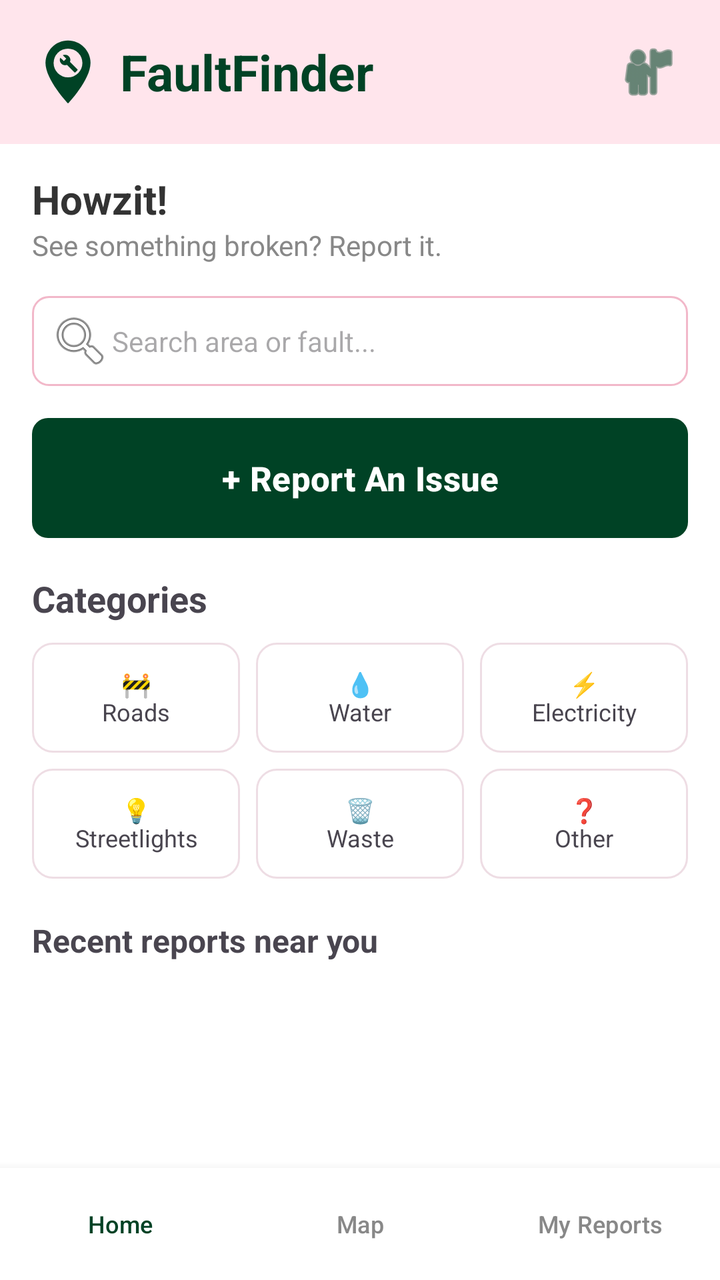
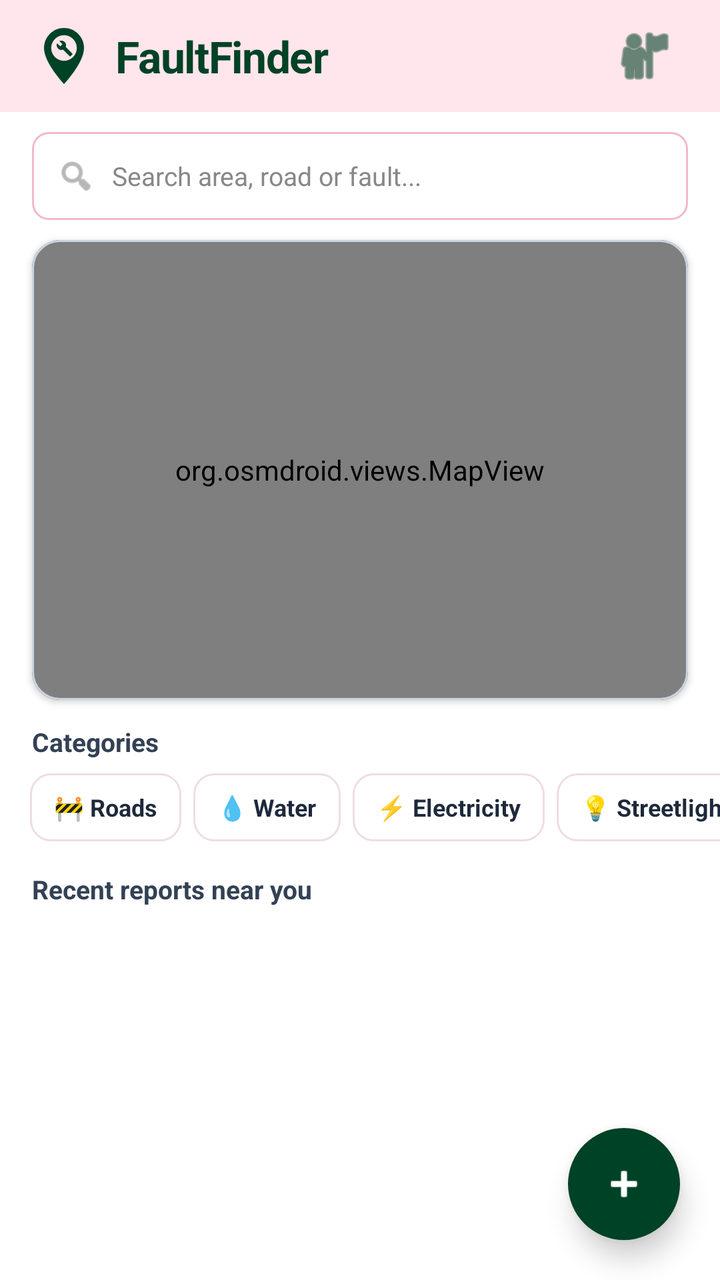

Two renders of the same Android screen: before a commit and after it. Below are the layout's source before the change and the commit's diff.
<!-- AndroidManifest.xml: application theme Theme.FaultFinderApp -->
<!-- res/layout/activity_home.xml -->
<?xml version="1.0" encoding="utf-8"?>
<LinearLayout xmlns:android="http://schemas.android.com/apk/res/android"
    xmlns:app="http://schemas.android.com/apk/res-auto"
    xmlns:tools="http://schemas.android.com/tools"
    android:layout_width="match_parent"
    android:layout_height="match_parent"
    android:orientation="vertical"
    android:background="@color/bg">

    
    <LinearLayout
        android:layout_width="match_parent"
        android:layout_height="wrap_content"
        android:orientation="horizontal"
        android:background="@color/pink"
        android:padding="16dp"
        android:gravity="center_vertical">

        <ImageView
            android:layout_width="36dp"
            android:layout_height="36dp"
            android:layout_marginEnd="8dp"
            android:src="@drawable/ic_logo" />
        <TextView
            android:layout_width="0dp"
            android:layout_height="wrap_content"
            android:layout_weight="1"
            android:text="FaultFinder"
            android:textColor="@color/green"
            android:textSize="25sp"
            android:textStyle="bold" />

        <ImageButton
            android:id="@+id/btnProfile"
            android:layout_width="40dp"
            android:layout_height="40dp"
            android:background="@android:color/transparent"
            android:src="@android:drawable/ic_menu_myplaces"
            app:tint="@color/green" />
    </LinearLayout>

    <TextView
        android:id="@+id/welcomeText"
        android:layout_width="wrap_content"
        android:layout_height="wrap_content"
        android:layout_marginStart="16dp"
        android:layout_marginTop="14dp"
        android:text="Howzit!"
        android:textSize="20sp"
        android:textStyle="bold"
        android:textColor="#333333" />

    <TextView
        android:layout_width="wrap_content"
        android:layout_height="wrap_content"
        android:layout_marginStart="16dp"
        android:text="See something broken? Report it."
        android:textColor="@color/grey" />

    <EditText
        android:id="@+id/searchBar"
        android:layout_width="match_parent"
        android:layout_height="45dp"
        android:layout_margin="16dp"
        android:background="@drawable/bg_input"
        android:drawableStart="@android:drawable/ic_menu_search"
        android:hint="Search area or fault..."
        android:paddingStart="8dp"
        android:inputType="text"
        android:textSize="14sp" />

    <Button
        android:id="@+id/btnReportFault"
        android:layout_width="match_parent"
        android:layout_height="60dp"
        android:layout_marginStart="16dp"
        android:layout_marginEnd="16dp"
        android:background="@drawable/bg_btn_green"
        app:backgroundTint="@null"
        android:text="+ Report An Issue"
        android:textColor="#FFFFFF"
        android:textSize="17sp"
        android:textStyle="bold" />

    <TextView
        android:layout_width="wrap_content"
        android:layout_height="wrap_content"
        android:layout_marginStart="16dp"
        android:layout_marginTop="18dp"
        android:text="Categories"
        android:textStyle="bold"
        android:textSize="18sp" />

    
    <LinearLayout
        android:layout_width="match_parent"
        android:layout_height="wrap_content"
        android:orientation="horizontal"
        android:layout_marginStart="12dp"
        android:layout_marginEnd="12dp"
        android:layout_marginTop="6dp">

        <TextView
            android:id="@+id/roadsBtn"
            android:layout_width="0dp"
            android:layout_height="55dp"
            android:layout_weight="1"
            android:layout_margin="4dp"
            android:background="@drawable/bg_card"
            android:gravity="center"
            android:text="🚧\nRoads"
            android:textSize="12sp" />

        <TextView
            android:id="@+id/waterBtn"
            android:layout_width="0dp"
            android:layout_height="55dp"
            android:layout_weight="1"
            android:layout_margin="4dp"
            android:background="@drawable/bg_card"
            android:gravity="center"
            android:text="💧\nWater"
            android:textSize="12sp" />

        <TextView
            android:id="@+id/electricityBtn"
            android:layout_width="0dp"
            android:layout_height="55dp"
            android:layout_weight="1"
            android:layout_margin="4dp"
            android:background="@drawable/bg_card"
            android:gravity="center"
            android:text="⚡\nElectricity"
            android:textSize="12sp" />
    </LinearLayout>

    <LinearLayout
        android:layout_width="match_parent"
        android:layout_height="wrap_content"
        android:orientation="horizontal"
        android:layout_marginStart="12dp"
        android:layout_marginEnd="12dp">

        <TextView
            android:id="@+id/lightsBtn"
            android:layout_width="0dp"
            android:layout_height="55dp"
            android:layout_weight="1"
            android:layout_margin="4dp"
            android:background="@drawable/bg_card"
            android:gravity="center"
            android:text="💡\nStreetlights"
            android:textSize="12sp" />

        <TextView
            android:id="@+id/wasteBtn"
            android:layout_width="0dp"
            android:layout_height="55dp"
            android:layout_weight="1"
            android:layout_margin="4dp"
            android:background="@drawable/bg_card"
            android:gravity="center"
            android:text="🗑️\nWaste"
            android:textSize="12sp" />

        <TextView
            android:id="@+id/otherBtn"
            android:layout_width="0dp"
            android:layout_height="55dp"
            android:layout_weight="1"
            android:layout_margin="4dp"
            android:background="@drawable/bg_card"
            android:gravity="center"
            android:text="❓\nOther"
            android:textSize="12sp" />
    </LinearLayout>

    <TextView
        android:layout_width="wrap_content"
        android:layout_height="wrap_content"
        android:layout_marginStart="16dp"
        android:layout_marginTop="16dp"
        android:text="Recent reports near you"
        android:textStyle="bold"
        android:textSize="16sp" />

    
    <ListView
        android:id="@+id/listRecentReports"
        android:layout_width="match_parent"
        android:layout_height="0dp"
        android:layout_weight="1"
        android:layout_marginStart="12dp"
        android:layout_marginEnd="12dp"
        android:divider="@android:color/transparent"
        android:dividerHeight="6dp"
 />

    
    <LinearLayout
        android:layout_width="match_parent"
        android:layout_height="56dp"
        android:orientation="horizontal"
        android:background="#FFFFFF"
        android:elevation="8dp">

        <Button
            android:id="@+id/navHome"
            style="@style/Widget.Material3.Button.TextButton"
            android:layout_width="0dp"
            android:layout_height="match_parent"
            android:layout_weight="1"
            android:text="Home"
            android:textColor="@color/green"
            android:textSize="12sp" />

        <Button
            android:id="@+id/navMap"
            style="@style/Widget.Material3.Button.TextButton"
            android:layout_width="0dp"
            android:layout_height="match_parent"
            android:layout_weight="1"
            android:text="Map"
            android:textColor="@color/grey"
            android:textSize="12sp" />

        <Button
            android:id="@+id/navMyReports"
            style="@style/Widget.Material3.Button.TextButton"
            android:layout_width="0dp"
            android:layout_height="match_parent"
            android:layout_weight="1"
            android:text="My Reports"
            android:textColor="@color/grey"
            android:textSize="12sp" />
    </LinearLayout>

</LinearLayout>
<!-- resources referenced by this layout -->
<resources>
  <color name="bg">#FFFFFF</color>
  <color name="green">#004225</color>
  <color name="grey">#888888</color>
  <color name="pink">#FFE5EC</color>
  <!-- drawable bg_btn_green (drawable) -->
  <?xml version="1.0" encoding="utf-8"?>
  <shape xmlns:android="http://schemas.android.com/apk/res/android">
      <solid android:color="@color/green"/>
      <corners android:radius="8dp"/>
  </shape>
  <!-- drawable bg_card (drawable) -->
  <?xml version="1.0" encoding="utf-8"?>
  <shape xmlns:android="http://schemas.android.com/apk/res/android">
      <solid android:color="#FFFFFF"/>
      <corners android:radius="10dp"/>
      <stroke android:width="1dp" android:color="#EEDDE4"/>
  </shape>
  <!-- drawable bg_input (drawable) -->
  <?xml version="1.0" encoding="utf-8"?>
  <shape xmlns:android="http://schemas.android.com/apk/res/android">
      <solid android:color="#FFFFFF"/>
      <corners android:radius="8dp"/>
      <stroke android:width="1dp" android:color="@color/pink_dark"/>
  </shape>
  <!-- drawable ic_logo (drawable) -->
  <?xml version="1.0" encoding="utf-8"?>
  <vector xmlns:android="http://schemas.android.com/apk/res/android"
      android:width="48dp"
      android:height="48dp"
      android:viewportWidth="24"
      android:viewportHeight="24">
  
      
      <path
          android:fillColor="#004225"
          android:pathData="M12,1.5C7.86,1.5 4.5,4.86 4.5,9c0,5.6 7.5,13.5 7.5,13.5s7.5,-7.9 7.5,-13.5c0,-4.14 -3.36,-7.5 -7.5,-7.5z" />
  
      
      <path
          android:fillColor="#FFE5EC"
          android:pathData="M12,4.2a4.8,4.8 0,1 1,0 9.6a4.8,4.8 0,1 1,0 -9.6z" />
  
      
      <group
          android:scaleX="0.27"
          android:scaleY="0.27"
          android:translateX="9.0"
          android:translateY="5.95">
          <path
              android:fillColor="#004225"
              android:pathData="M22.7,19l-9.1,-9.1c0.9,-2.3 0.4,-5 -1.5,-6.9 -2,-2 -5,-2.4 -7.4,-1.3L9,6 6,9 1.6,4.7C0.4,7.1 0.9,10.1 2.9,12.1c1.9,1.9 4.6,2.4 6.9,1.5l9.1,9.1c0.4,0.4 1,0.4 1.4,0l2.3,-2.3c0.5,-0.4 0.5,-1.1 0.1,-1.4z" />
      </group>
  </vector>
  <style name="Theme.FaultFinderApp" parent="Base.Theme.FaultFinderApp" />
  <color name="pink_dark">#F2B8C9</color>
  <style name="Base.Theme.FaultFinderApp" parent="Theme.Material3.Light.NoActionBar">
          
          
      </style>
</resources>

<!-- the commit's change to res/layout/activity_home.xml (unified diff, before → after) -->
@@ -1,238 +1,306 @@
 <?xml version="1.0" encoding="utf-8"?>
-<LinearLayout xmlns:android="http://schemas.android.com/apk/res/android"
+<FrameLayout xmlns:android="http://schemas.android.com/apk/res/android"
     xmlns:app="http://schemas.android.com/apk/res-auto"
     xmlns:tools="http://schemas.android.com/tools"
+    android:id="@+id/main"
     android:layout_width="match_parent"
     android:layout_height="match_parent"
-    android:orientation="vertical"
     android:background="@color/bg">
 
-    
     <LinearLayout
         android:layout_width="match_parent"
-        android:layout_height="wrap_content"
-        android:orientation="horizontal"
-        android:background="@color/pink"
-        android:padding="16dp"
-        android:gravity="center_vertical">
-
-        <ImageView
-            android:layout_width="36dp"
-            android:layout_height="36dp"
-            android:layout_marginEnd="8dp"
-            android:src="@drawable/ic_logo" />
+        android:layout_height="match_parent"
+        android:orientation="vertical">
+
+        
+        <LinearLayout
+            android:layout_width="match_parent"
+            android:layout_height="56dp"
+            android:background="@color/pink"
+            android:gravity="center_vertical"
+            android:orientation="horizontal"
+            android:paddingStart="16dp"
+            android:paddingEnd="16dp">
+
+            <ImageView
+                android:layout_width="32dp"
+                android:layout_height="32dp"
+                android:layout_marginEnd="10dp"
+                android:contentDescription="FaultFinder Logo"
+                android:src="@drawable/ic_logo" />
+
+            <TextView
+                android:layout_width="0dp"
+                android:layout_height="wrap_content"
+                android:layout_weight="1"
+                android:letterSpacing="-0.02"
+                android:text="FaultFinder"
+                android:textColor="@color/green"
+                android:textSize="22sp"
+                android:textStyle="bold" />
+
+            <ImageButton
+                android:id="@+id/btnProfile"
+                android:layout_width="44dp"
+                android:layout_height="44dp"
+                android:background="?attr/selectableItemBackgroundBorderless"
+                android:contentDescription="Profile and Reports"
+                android:src="@android:drawable/ic_menu_myplaces"
+                app:tint="@color/green" />
+        </LinearLayout>
+
+        
+        <LinearLayout
+            android:layout_width="match_parent"
+            android:layout_height="44dp"
+            android:layout_marginStart="16dp"
+            android:layout_marginTop="10dp"
+            android:layout_marginEnd="16dp"
+            android:background="@drawable/bg_input"
+            android:gravity="center_vertical"
+            android:orientation="horizontal"
+            android:paddingStart="12dp"
+            android:paddingEnd="12dp">
+
+            <ImageView
+                android:layout_width="20dp"
+                android:layout_height="20dp"
+                android:contentDescription="Search"
+                android:src="@android:drawable/ic_menu_search"
+                app:tint="@color/grey" />
+
+            <EditText
+                android:id="@+id/searchBar"
+                android:layout_width="match_parent"
+                android:layout_height="match_parent"
+                android:layout_marginStart="8dp"
+                android:background="@null"
+                android:hint="Search area, road or fault..."
+                android:inputType="text"
+                android:textColor="#1E293B"
+                android:textColorHint="@color/grey"
+                android:textSize="13sp" />
+        </LinearLayout>
+
+        
+        <com.google.android.material.card.MaterialCardView
+            android:layout_width="match_parent"
+            android:layout_height="230dp"
+            android:layout_marginStart="16dp"
+            android:layout_marginTop="10dp"
+            android:layout_marginEnd="16dp"
+            app:cardCornerRadius="14dp"
+            app:cardElevation="2dp"
+            app:strokeColor="#CBD5E1"
+            app:strokeWidth="1dp">
+
+            <org.osmdroid.views.MapView
+                android:id="@+id/mapView"
+                android:layout_width="match_parent"
+                android:layout_height="match_parent" />
+        </com.google.android.material.card.MaterialCardView>
+
+        
         <TextView
-            android:layout_width="0dp"
+            android:layout_width="wrap_content"
             android:layout_height="wrap_content"
+            android:layout_marginStart="16dp"
+            android:layout_marginTop="12dp"
+            android:text="Categories"
+            android:textColor="#334155"
+            android:textSize="13sp"
+            android:textStyle="bold" />
+
+        <HorizontalScrollView
+            android:layout_width="match_parent"
+            android:layout_height="wrap_content"
+            android:layout_marginTop="4dp"
+            android:clipToPadding="false"
+            android:paddingStart="12dp"
+            android:paddingEnd="12dp"
+            android:scrollbars="none">
+
+            <LinearLayout
+                android:layout_width="wrap_content"
+                android:layout_height="wrap_content"
+                android:orientation="horizontal">
+
+                <TextView
+                    android:id="@+id/roadsBtn"
+                    android:layout_width="wrap_content"
+                    android:layout_height="34dp"
+                    android:layout_margin="3dp"
+                    android:background="@drawable/bg_card"
+                    android:gravity="center"
+                    android:paddingStart="12dp"
+                    android:paddingEnd="12dp"
+                    android:text="🚧 Roads"
+                    android:textColor="#1E293B"
+                    android:textSize="12sp"
+                    android:textStyle="bold" />
+
+                <TextView
+                    android:id="@+id/waterBtn"
+                    android:layout_width="wrap_content"
+                    android:layout_height="34dp"
+                    android:layout_margin="3dp"
+                    android:background="@drawable/bg_card"
+                    android:gravity="center"
+                    android:paddingStart="12dp"
+                    android:paddingEnd="12dp"
+                    android:text="💧 Water"
+                    android:textColor="#1E293B"
+                    android:textSize="12sp"
+                    android:textStyle="bold" />
+
+                <TextView
+                    android:id="@+id/electricityBtn"
+                    android:layout_width="wrap_content"
+                    android:layout_height="34dp"
+                    android:layout_margin="3dp"
+                    android:background="@drawable/bg_card"
+                    android:gravity="center"
+                    android:paddingStart="12dp"
+                    android:paddingEnd="12dp"
+                    android:text="⚡ Electricity"
+                    android:textColor="#1E293B"
+                    android:textSize="12sp"
+                    android:textStyle="bold" />
+
+                <TextView
+                    android:id="@+id/lightsBtn"
+                    android:layout_width="wrap_content"
+                    android:layout_height="34dp"
+                    android:layout_margin="3dp"
+                    android:background="@drawable/bg_card"
+                    android:gravity="center"
+                    android:paddingStart="12dp"
+                    android:paddingEnd="12dp"
+                    android:text="💡 Streetlights"
+                    android:textColor="#1E293B"
+                    android:textSize="12sp"
+                    android:textStyle="bold" />
+
+                <TextView
+                    android:id="@+id/wasteBtn"
+                    android:layout_width="wrap_content"
+                    android:layout_height="34dp"
+                    android:layout_margin="3dp"
+                    android:background="@drawable/bg_card"
+                    android:gravity="center"
+                    android:paddingStart="12dp"
+                    android:paddingEnd="12dp"
+                    android:text="🗑️ Waste"
+                    android:textColor="#1E293B"
+                    android:textSize="12sp"
+                    android:textStyle="bold" />
+
+                <TextView
+                    android:id="@+id/otherBtn"
+                    android:layout_width="wrap_content"
+                    android:layout_height="34dp"
+                    android:layout_margin="3dp"
+                    android:background="@drawable/bg_card"
+                    android:gravity="center"
+                    android:paddingStart="12dp"
+                    android:paddingEnd="12dp"
+                    android:text="❓ Other"
+                    android:textColor="#1E293B"
+                    android:textSize="12sp"
+                    android:textStyle="bold" />
+            </LinearLayout>
+        </HorizontalScrollView>
+
+        
+        <TextView
+            android:layout_width="wrap_content"
+            android:layout_height="wrap_content"
+            android:layout_marginStart="16dp"
+            android:layout_marginTop="12dp"
+            android:text="Recent reports near you"
+            android:textColor="#334155"
+            android:textSize="13sp"
+            android:textStyle="bold" />
+
+        <ListView
+            android:id="@+id/listRecentReports"
+            android:layout_width="match_parent"
+            android:layout_height="0dp"
+            android:layout_marginStart="12dp"
+            android:layout_marginEnd="12dp"
             android:layout_weight="1"
-            android:text="FaultFinder"
-            android:textColor="@color/green"
-            android:textSize="25sp"
-            android:textStyle="bold" />
-
-        <ImageButton
-            android:id="@+id/btnProfile"
-            android:layout_width="40dp"
-            android:layout_height="40dp"
-            android:background="@android:color/transparent"
-            android:src="@android:drawable/ic_menu_myplaces"
-            app:tint="@color/green" />
+            android:clipToPadding="false"
+            android:divider="@android:color/transparent"
+            android:dividerHeight="6dp"
+            android:paddingBottom="84dp" />
     </LinearLayout>
 
-    <TextView
-        android:id="@+id/welcomeText"
+    
+    
+    <com.google.android.material.floatingactionbutton.FloatingActionButton
+        android:id="@+id/fabMap"
         android:layout_width="wrap_content"
         android:layout_height="wrap_content"
-        android:layout_marginStart="16dp"
-        android:layout_marginTop="14dp"
-        android:text="Howzit!"
-        android:textSize="20sp"
-        android:textStyle="bold"
-        android:textColor="#333333" />
-
-    <TextView
+        android:layout_gravity="bottom|end"
+        android:layout_marginEnd="20dp"
+        android:layout_marginBottom="20dp"
+        android:contentDescription="Map"
+        android:src="@android:drawable/ic_dialog_map"
+        android:visibility="invisible"
+        app:backgroundTint="@color/green"
+        app:elevation="6dp"
+        app:fabSize="mini"
+        app:shapeAppearanceOverlay="@style/ShapeAppearance.Material3.Corner.Full"
+        app:tint="#FFFFFF" />
+
+    
+    <com.google.android.material.floatingactionbutton.FloatingActionButton
+        android:id="@+id/fabSettings"
         android:layout_width="wrap_content"
         android:layout_height="wrap_content"
-        android:layout_marginStart="16dp"
-        android:text="See something broken? Report it."
-        android:textColor="@color/grey" />
-
-    <EditText
-        android:id="@+id/searchBar"
-        android:layout_width="match_parent"
-        android:layout_height="45dp"
-        android:layout_margin="16dp"
-        android:background="@drawable/bg_input"
-        android:drawableStart="@android:drawable/ic_menu_search"
-        android:hint="Search area or fault..."
-        android:paddingStart="8dp"
-        android:inputType="text"
-        android:textSize="14sp" />
-
-    <Button
-        android:id="@+id/btnReportFault"
-        android:layout_width="match_parent"
-        android:layout_height="60dp"
-        android:layout_marginStart="16dp"
-        android:layout_marginEnd="16dp"
-        android:background="@drawable/bg_btn_green"
-        app:backgroundTint="@null"
-        android:text="+ Report An Issue"
-        android:textColor="#FFFFFF"
-        android:textSize="17sp"
-        android:textStyle="bold" />
-
-    <TextView
+        android:layout_gravity="bottom|end"
+        android:layout_marginEnd="20dp"
+        android:layout_marginBottom="20dp"
+        android:contentDescription="Settings"
+        android:src="@android:drawable/ic_menu_preferences"
+        android:visibility="invisible"
+        app:backgroundTint="@color/green"
+        app:elevation="6dp"
+        app:fabSize="mini"
+        app:shapeAppearanceOverlay="@style/ShapeAppearance.Material3.Corner.Full"
+        app:tint="#FFFFFF" />
+
+    
+    <com.google.android.material.floatingactionbutton.FloatingActionButton
+        android:id="@+id/fabReport"
         android:layout_width="wrap_content"
         android:layout_height="wrap_content"
-        android:layout_marginStart="16dp"
-        android:layout_marginTop="18dp"
-        android:text="Categories"
-        android:textStyle="bold"
-        android:textSize="18sp" />
-
-    
-    <LinearLayout
-        android:layout_width="match_parent"
-        android:layout_height="wrap_content"
-        android:orientation="horizontal"
-        android:layout_marginStart="12dp"
-        android:layout_marginEnd="12dp"
-        android:layout_marginTop="6dp">
-
-        <TextView
-            android:id="@+id/roadsBtn"
-            android:layout_width="0dp"
-            android:layout_height="55dp"
-            android:layout_weight="1"
-            android:layout_margin="4dp"
-            android:background="@drawable/bg_card"
-            android:gravity="center"
-            android:text="🚧\nRoads"
-            android:textSize="12sp" />
-
-        <TextView
-            android:id="@+id/waterBtn"
-            android:layout_width="0dp"
-            android:layout_height="55dp"
-            android:layout_weight="1"
-            android:layout_margin="4dp"
-            android:background="@drawable/bg_card"
-            android:gravity="center"
-            android:text="💧\nWater"
-            android:textSize="12sp" />
-
-        <TextView
-            android:id="@+id/electricityBtn"
-            android:layout_width="0dp"
-            android:layout_height="55dp"
-            android:layout_weight="1"
-            android:layout_margin="4dp"
-            android:background="@drawable/bg_card"
-            android:gravity="center"
-            android:text="⚡\nElectricity"
-            android:textSize="12sp" />
-    </LinearLayout>
-
-    <LinearLayout
-        android:layout_width="match_parent"
-        android:layout_height="wrap_content"
-        android:orientation="horizontal"
-        android:layout_marginStart="12dp"
-        android:layout_marginEnd="12dp">
-
-        <TextView
-            android:id="@+id/lightsBtn"
-            android:layout_width="0dp"
-            android:layout_height="55dp"
-            android:layout_weight="1"
-            android:layout_margin="4dp"
-            android:background="@drawable/bg_card"
-            android:gravity="center"
-            android:text="💡\nStreetlights"
-            android:textSize="12sp" />
-
-        <TextView
-            android:id="@+id/wasteBtn"
-            android:layout_width="0dp"
-            android:layout_height="55dp"
-            android:layout_weight="1"
-            android:layout_margin="4dp"
-            android:background="@drawable/bg_card"
-            android:gravity="center"
-            android:text="🗑️\nWaste"
-            android:textSize="12sp" />
-
-        <TextView
-            android:id="@+id/otherBtn"
-            android:layout_width="0dp"
-            android:layout_height="55dp"
-            android:layout_weight="1"
-            android:layout_margin="4dp"
-            android:background="@drawable/bg_card"
-            android:gravity="center"
-            android:text="❓\nOther"
-            android:textSize="12sp" />
-    </LinearLayout>
-
-    <TextView
+        android:layout_gravity="bottom|end"
+        android:layout_marginEnd="20dp"
+        android:layout_marginBottom="20dp"
+        android:contentDescription="Report a Fault"
+        android:src="@android:drawable/ic_menu_edit"
+        android:visibility="invisible"
+        app:backgroundTint="@color/green"
+        app:elevation="6dp"
+        app:fabSize="mini"
+        app:shapeAppearanceOverlay="@style/ShapeAppearance.Material3.Corner.Full"
+        app:tint="#FFFFFF" />
+
+    
+    <com.google.android.material.floatingactionbutton.FloatingActionButton
+        android:id="@+id/fabMain"
         android:layout_width="wrap_content"
         android:layout_height="wrap_content"
-        android:layout_marginStart="16dp"
-        android:layout_marginTop="16dp"
-        android:text="Recent reports near you"
-        android:textStyle="bold"
-        android:textSize="16sp" />
-
-    
-    <ListView
-        android:id="@+id/listRecentReports"
-        android:layout_width="match_parent"
-        android:layout_height="0dp"
-        android:layout_weight="1"
-        android:layout_marginStart="12dp"
-        android:layout_marginEnd="12dp"
-        android:divider="@android:color/transparent"
-        android:dividerHeight="6dp"
- />
-
-    
-    <LinearLayout
-        android:layout_width="match_parent"
-        android:layout_height="56dp"
-        android:orientation="horizontal"
-        android:background="#FFFFFF"
-        android:elevation="8dp">
-
-        <Button
-            android:id="@+id/navHome"
-            style="@style/Widget.Material3.Button.TextButton"
-            android:layout_width="0dp"
-            android:layout_height="match_parent"
-            android:layout_weight="1"
-            android:text="Home"
-            android:textColor="@color/green"
-            android:textSize="12sp" />
-
-        <Button
-            android:id="@+id/navMap"
-            style="@style/Widget.Material3.Button.TextButton"
-            android:layout_width="0dp"
-            android:layout_height="match_parent"
-            android:layout_weight="1"
-            android:text="Map"
-            android:textColor="@color/grey"
-            android:textSize="12sp" />
-
-        <Button
-            android:id="@+id/navMyReports"
-            style="@style/Widget.Material3.Button.TextButton"
-            android:layout_width="0dp"
-            android:layout_height="match_parent"
-            android:layout_weight="1"
-            android:text="My Reports"
-            android:textColor="@color/grey"
-            android:textSize="12sp" />
-    </LinearLayout>
-
-</LinearLayout>
+        android:layout_gravity="bottom|end"
+        android:layout_marginEnd="20dp"
+        android:layout_marginBottom="20dp"
+        android:contentDescription="Actions"
+        android:src="@android:drawable/ic_input_add"
+        app:backgroundTint="@color/green"
+        app:elevation="8dp"
+        app:fabSize="normal"
+        app:shapeAppearanceOverlay="@style/ShapeAppearance.Material3.Corner.Full"
+        app:tint="#FFFFFF" />
+
+</FrameLayout>
<!-- resource entries referenced after the edit -->
@@ -4,12 +4,6 @@
   <color name="green">#004225</color>
   <color name="grey">#888888</color>
   <color name="pink">#FFE5EC</color>
-  <!-- drawable bg_btn_green (drawable) -->
-  <?xml version="1.0" encoding="utf-8"?>
-  <shape xmlns:android="http://schemas.android.com/apk/res/android">
-      <solid android:color="@color/green"/>
-      <corners android:radius="8dp"/>
-  </shape>
   <!-- drawable bg_card (drawable) -->
   <?xml version="1.0" encoding="utf-8"?>
   <shape xmlns:android="http://schemas.android.com/apk/res/android">
